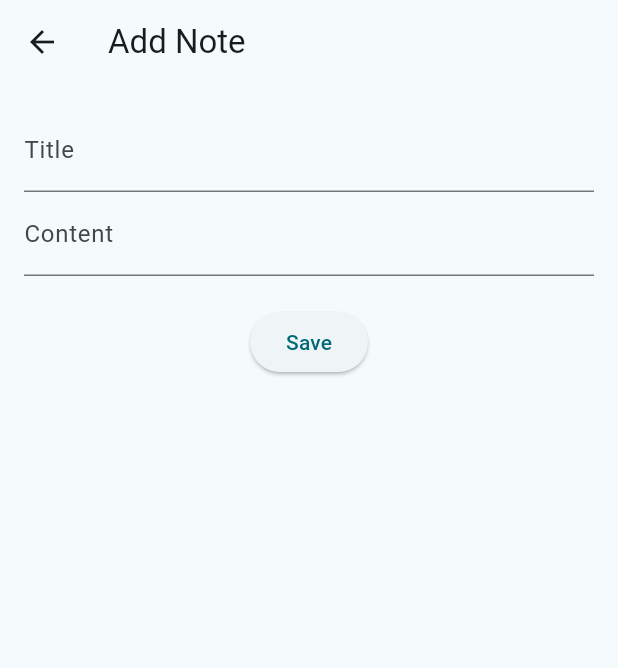
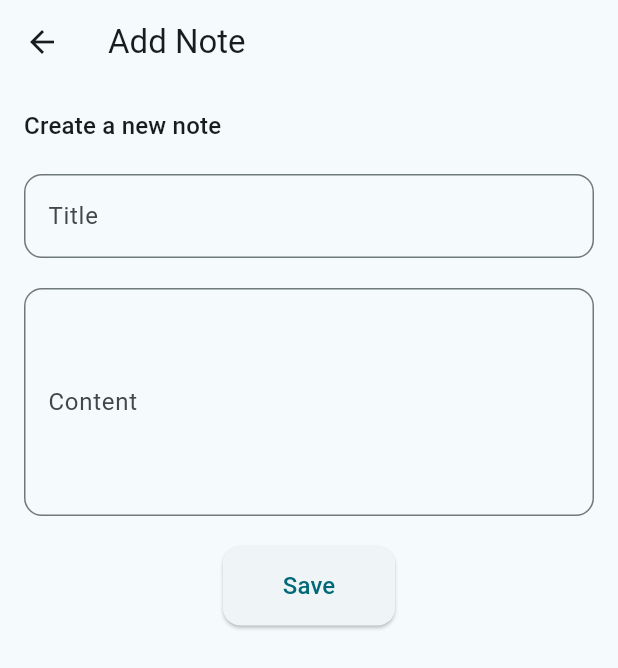
Before and after one commit to sorrawichYooboon/flutter-note-taking-app, a Flutter app: the screen it shows after launch, after a tap on the "add" icon, on a phone screen of 412 x 824 dp. Shown: the top 668 px of the screen. Run offline on Flutter 3.47's test engine with Material 3 defaults, Android fonts, the phone set to English and light mode, and no system bars; our stand-ins replace fl_chart, shared_preferences; network calls fail.

Commit message:
feat:modification ui

```diff
--- a/lib/features/note/presentation/pages/add_note_page.dart
+++ b/lib/features/note/presentation/pages/add_note_page.dart
@@ -48,10 +48,21 @@ class _AddNotePageState extends State<AddNotePage> {
         child: Form(
           key: _formKey,
           child: Column(
+            crossAxisAlignment: CrossAxisAlignment.start,
             children: [
+              Text(
+                'Create a new note',
+                style: Theme.of(context).textTheme.titleMedium,
+              ),
+              const SizedBox(height: 20),
               TextFormField(
                 controller: _titleController,
-                decoration: const InputDecoration(labelText: 'Title'),
+                decoration: InputDecoration(
+                  labelText: 'Title',
+                  border: OutlineInputBorder(
+                    borderRadius: BorderRadius.circular(12.0),
+                  ),
+                ),
                 validator: (value) {
                   if (value == null || value.isEmpty) {
                     return 'Please enter a title';
@@ -59,9 +70,16 @@ class _AddNotePageState extends State<AddNotePage> {
                   return null;
                 },
               ),
+              const SizedBox(height: 20),
               TextFormField(
                 controller: _contentController,
-                decoration: const InputDecoration(labelText: 'Content'),
+                maxLines: 5,
+                decoration: InputDecoration(
+                  labelText: 'Content',
+                  border: OutlineInputBorder(
+                    borderRadius: BorderRadius.circular(12.0),
+                  ),
+                ),
                 validator: (value) {
                   if (value == null || value.isEmpty) {
                     return 'Please enter content';
@@ -70,7 +88,21 @@ class _AddNotePageState extends State<AddNotePage> {
                 },
               ),
               const SizedBox(height: 20),
-              ElevatedButton(onPressed: _saveNote, child: const Text('Save')),
+              Center(
+                child: ElevatedButton(
+                  onPressed: _saveNote,
+                  style: ElevatedButton.styleFrom(
+                    padding: const EdgeInsets.symmetric(
+                      horizontal: 40,
+                      vertical: 15,
+                    ),
+                    shape: RoundedRectangleBorder(
+                      borderRadius: BorderRadius.circular(12.0),
+                    ),
+                  ),
+                  child: const Text('Save', style: TextStyle(fontSize: 16)),
+                ),
+              ),
             ],
           ),
         ),
--- a/lib/features/note/presentation/pages/note_page.dart
+++ b/lib/features/note/presentation/pages/note_page.dart
@@ -1,8 +1,8 @@
 import 'package:flutter/material.dart';
 import 'package:flutter_note_taking_app/features/note/presentation/pages/add_note_page.dart';
+import 'package:flutter_note_taking_app/features/note/presentation/widgets/note_card.dart';
 import 'package:flutter_note_taking_app/state_management/note_state.dart';
 import 'package:provider/provider.dart';
-import '../widgets/note_list.dart';
 
 class NotePage extends StatefulWidget {
   const NotePage({super.key});
@@ -31,10 +31,12 @@ class _NotePageState extends State<NotePage> {
             padding: const EdgeInsets.all(8.0),
             child: TextField(
               controller: _searchController,
-              decoration: const InputDecoration(
+              decoration: InputDecoration(
                 hintText: 'Search notes...',
-                border: OutlineInputBorder(),
-                prefixIcon: Icon(Icons.search),
+                border: OutlineInputBorder(
+                  borderRadius: BorderRadius.circular(12.0),
+                ),
+                prefixIcon: const Icon(Icons.search),
               ),
               onChanged: (query) {
                 Provider.of<NoteState>(
@@ -53,22 +55,57 @@ class _NotePageState extends State<NotePage> {
               if (noteState.quotes.isNotEmpty)
                 Padding(
                   padding: const EdgeInsets.all(16.0),
+                  child: Container(
+                    decoration: BoxDecoration(
+                      color: Colors.blue.shade100,
+                      borderRadius: BorderRadius.circular(12.0),
+                    ),
+                    padding: const EdgeInsets.all(16.0),
                     child: Column(
                       crossAxisAlignment: CrossAxisAlignment.start,
                       children: [
-                      Text('Inspiration Quote:'),
-                      const SizedBox(height: 8),
+                        Text(
+                          'Inspiration Quote:',
+                          textAlign: TextAlign.center,
+                          style: Theme.of(context).textTheme.titleMedium,
+                        ),
+                        const SizedBox(height: 16),
                         Text(
                           '"${noteState.quotes[noteState.currentQuoteIndex].quote}"',
+                          textAlign: TextAlign.center,
+                          style: Theme.of(context).textTheme.bodySmall,
                         ),
-                      const SizedBox(height: 8),
-                      Text(
-                        '- ${noteState.quotes[noteState.currentQuoteIndex].author}',
+                        const SizedBox(height: 16),
+                        Container(
+                          alignment: Alignment.centerRight,
+                          child: Text(
+                            '- ${noteState.quotes[noteState.currentQuoteIndex].author} -',
+                            textAlign: TextAlign.center,
+                            style: Theme.of(context).textTheme.titleSmall,
+                          ),
                         ),
                       ],
                     ),
                   ),
-              Expanded(child: NoteList(notes: noteState.filteredNotes)),
+                ),
+              Expanded(
+                child: Padding(
+                  padding: const EdgeInsets.all(8.0),
+                  child: GridView.builder(
+                    gridDelegate:
+                        const SliverGridDelegateWithFixedCrossAxisCount(
+                          crossAxisCount: 2,
+                          crossAxisSpacing: 8.0,
+                          mainAxisSpacing: 8.0,
+                        ),
+                    itemCount: noteState.filteredNotes.length,
+                    itemBuilder: (context, index) {
+                      final note = noteState.filteredNotes[index];
+                      return NoteCard(note: note);
+                    },
+                  ),
+                ),
+              ),
             ],
           );
         },
--- a/pubspec.yaml
+++ b/pubspec.yaml
@@ -38,6 +38,7 @@ dependencies:
   provider: ^6.1.2
   uuid: ^4.5.1
   http: ^1.3.0
+  fl_chart: ^0.70.2
 
 dev_dependencies:
   flutter_test:
```
Also changed, not shown: lib/features/note/presentation/pages/stat_page.dart (+78 -5 lines), lib/features/note/presentation/widgets/note_card.dart (added, +56 -0 lines), pubspec.lock. Lines whose indentation alone changed are shown as unchanged.
